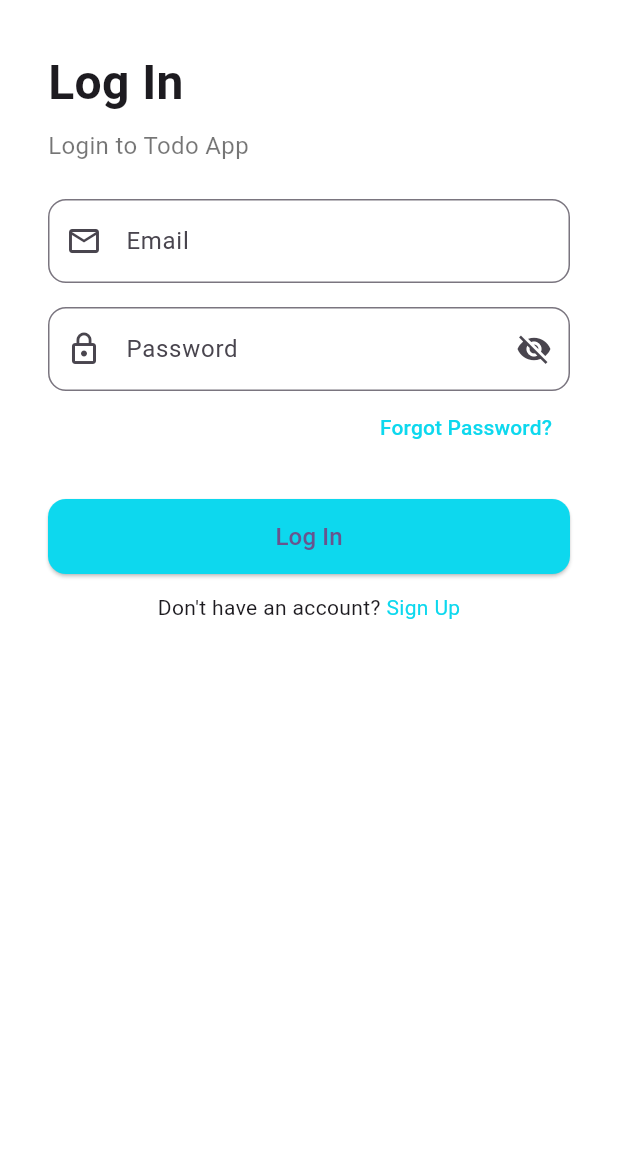
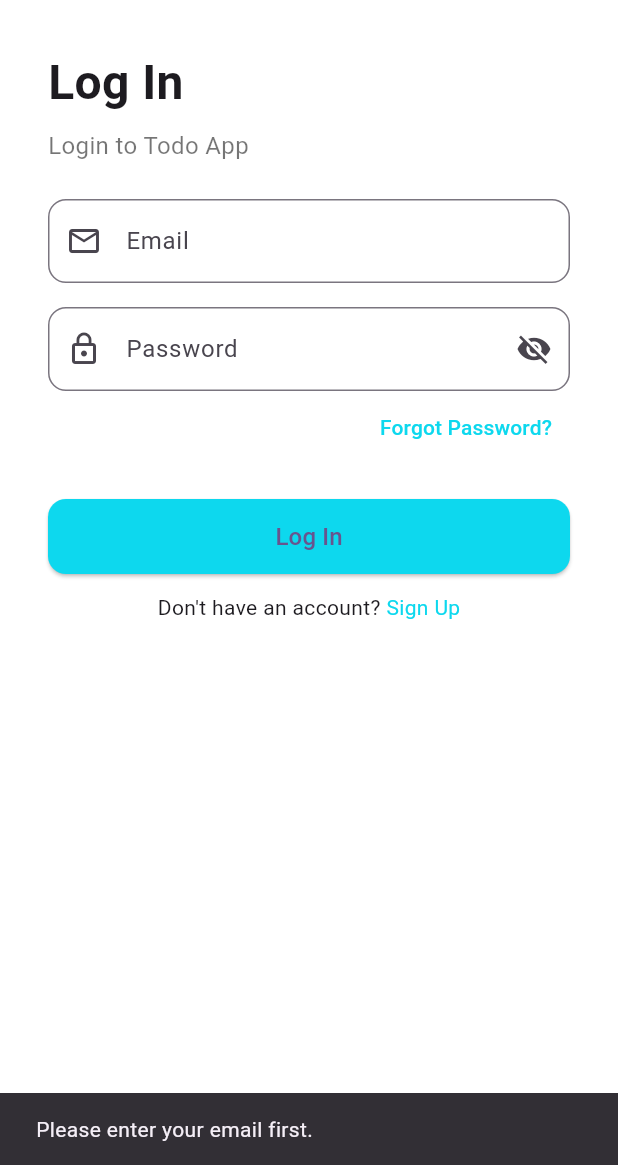
Before and after one commit to Danieltan717/To_do_list, a Flutter app: the screen it shows after launch, after a tap on "Forgot Password?", on a phone screen of 412 x 824 dp, the part 71-1236 px from its top. Run offline on Flutter 3.47's test engine with Material 3 defaults, Android fonts, the phone set to English and light mode, and no system bars; our stand-ins replace cloud_firestore, firebase_auth, firebase_core; accounts and stored records are empty; network calls fail.

Commit message:
working forget password

```diff
--- a/lib/screens/login_page.dart
+++ b/lib/screens/login_page.dart
@@ -53,10 +53,28 @@ class _LoginPageState extends State<LoginPage> {
                 Align(
                   alignment: Alignment.centerRight,
                   child: TextButton(
-                    onPressed: () {
-                      // TODO: Add password reset navigation
+                    onPressed: () async {
+                      final email = _emailController.text.trim();
+
+                      if (email.isEmpty) {
+                        ScaffoldMessenger.of(context).showSnackBar(
+                          const SnackBar(content: Text("Please enter your email first.")),
+                        );
+                        return;
+                      }
+
+                      try {
+                        await FirebaseAuth.instance.sendPasswordResetEmail(email: email);
+                        ScaffoldMessenger.of(context).showSnackBar(
+                          const SnackBar(content: Text("Password reset email sent.")),
+                        );
+                      } on FirebaseAuthException catch (e) {
+                        ScaffoldMessenger.of(context).showSnackBar(
+                          SnackBar(content: Text("Error: ${e.message}")),
+                        );
+                      }
                     },
-                    child: const Text("Forgot Password?", style: TextStyle(color: blue)),
+                      child: const Text("Forgot Password?", style: TextStyle(color: blue)),
                   ),
                 ),
 
--- a/lib/screens/signup_page.dart
+++ b/lib/screens/signup_page.dart
@@ -22,7 +22,7 @@ class _SignUpPageState extends State<SignUpPage> {
     }
     try {
       await FirebaseAuth.instance.createUserWithEmailAndPassword(
-        email: _emailController.text.trim(),
+        email: _emailController.text.trim().toLowerCase(),
         password: _passwordController.text.trim(),
       );
       ScaffoldMessenger.of(context).showSnackBar(const SnackBar(content: Text("Account created. Please log in.")));
```
